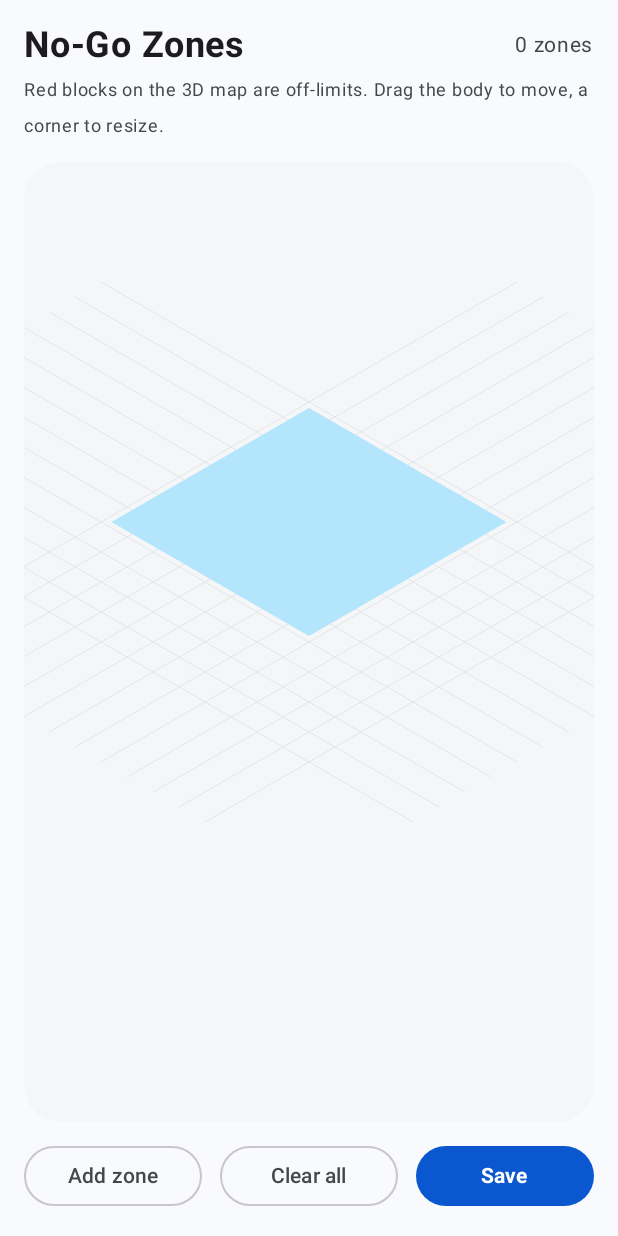
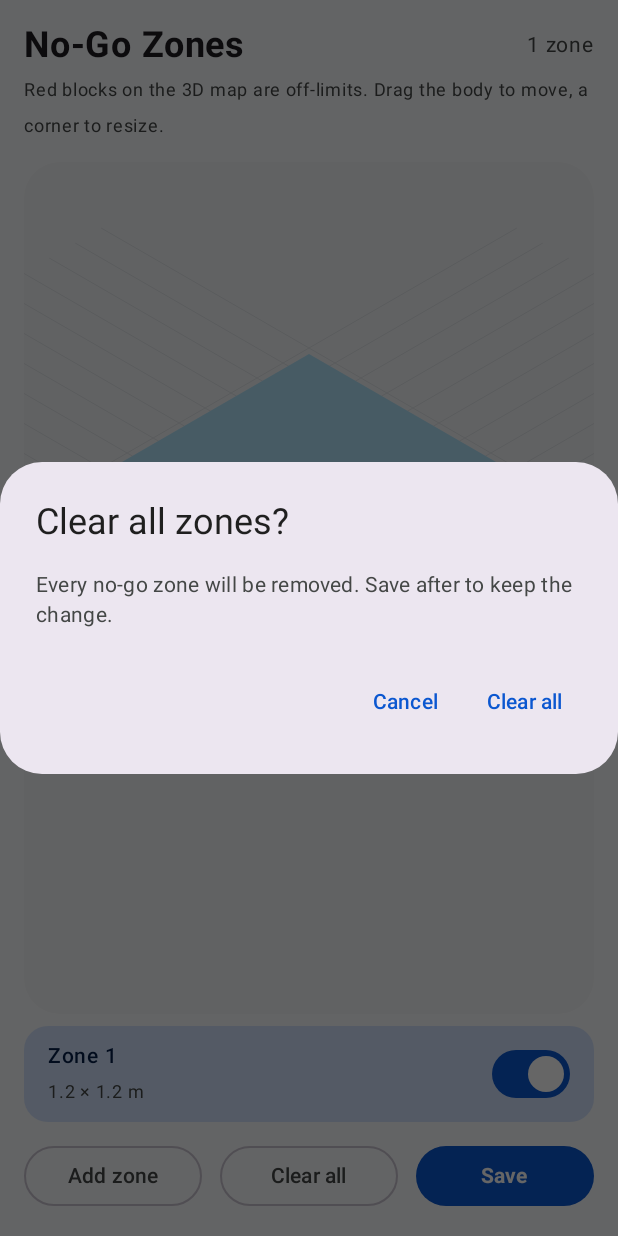
Before and after one commit to quangvu16/Navigation_app, an Android app built with Jetpack Compose: the composable ZonesScreen shown on its own in the app's theme, after a tap on "Clear all", on a phone screen of 412 x 824 dp. Run offline under Robolectric (Android 15) with nearby library versions, the phone set to English and light mode, and no system bars; 1 other tap on this screen came first.

Commit message:
style(design): FINDING-014 - confirm destructive actions
History Clear, Maps Delete, and Zones Clear all now raise a confirm
dialog naming the consequence before touching stored data.

Co-Authored-By: Claude Code <noreply@anthropic.com>

```diff
--- a/android/VacuumNav/app/src/main/java/com/vacuum/nav/ui/ZonesScreen.kt
+++ b/android/VacuumNav/app/src/main/java/com/vacuum/nav/ui/ZonesScreen.kt
@@ -14,6 +14,7 @@ import androidx.compose.foundation.layout.fillMaxWidth
 import androidx.compose.foundation.layout.height
 import androidx.compose.foundation.layout.padding
 import androidx.compose.foundation.shape.RoundedCornerShape
+import androidx.compose.material3.AlertDialog
 import androidx.compose.material3.Button
 import androidx.compose.material3.ButtonDefaults
 import androidx.compose.material3.MaterialTheme
@@ -105,6 +106,8 @@ fun ZonesScreen(modifier: Modifier = Modifier) {
     var selectedId by remember { mutableStateOf<Long?>(null) }
     var nextId by remember { mutableStateOf(1000L) }
     var dirty by remember { mutableStateOf(false) }
+    // FINDING-014: clear-all confirms first.
+    var confirmClear by remember { mutableStateOf(false) }
 
     Column(modifier.fillMaxSize().padding(Sp.Md)) {
         Row(
@@ -293,11 +296,7 @@ fun ZonesScreen(modifier: Modifier = Modifier) {
                 Modifier.weight(1f),
             ) { Text("Add zone") }
             OutlinedButton(
-                onClick = {
-                    zones.clear()
-                    selectedId = null
-                    dirty = true
-                },
+                onClick = { confirmClear = true },
                 Modifier.weight(1f),
             ) { Text("Clear all") }
             Button(
@@ -313,4 +312,25 @@ fun ZonesScreen(modifier: Modifier = Modifier) {
             ) { Text("Save", fontWeight = FontWeight.Bold) }
         }
     }
+
+    if (confirmClear) {
+        AlertDialog(
+            onDismissRequest = { confirmClear = false },
+            title = { Text("Clear all zones?") },
+            text = { Text("Every no-go zone will be removed. Save after to keep the change.") },
+            confirmButton = {
+                androidx.compose.material3.TextButton(onClick = {
+                    zones.clear()
+                    selectedId = null
+                    dirty = true
+                    confirmClear = false
+                }) { Text("Clear all") }
+            },
+            dismissButton = {
+                androidx.compose.material3.TextButton(onClick = {
+                    confirmClear = false
+                }) { Text("Cancel") }
+            },
+        )
+    }
 }
```
Also changed, not shown: android/VacuumNav/app/src/main/java/com/vacuum/nav/ui/HistoryScreen.kt (+27 -4 lines), android/VacuumNav/app/src/main/java/com/vacuum/nav/ui/MapsScreen.kt (+22 -3 lines).
